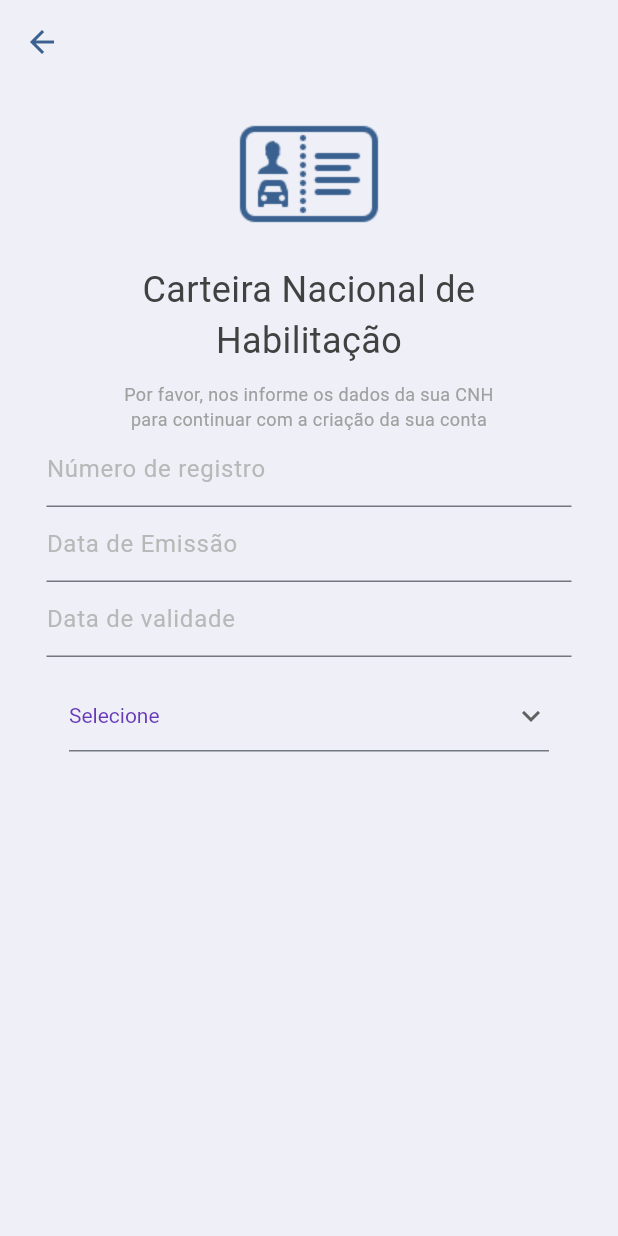
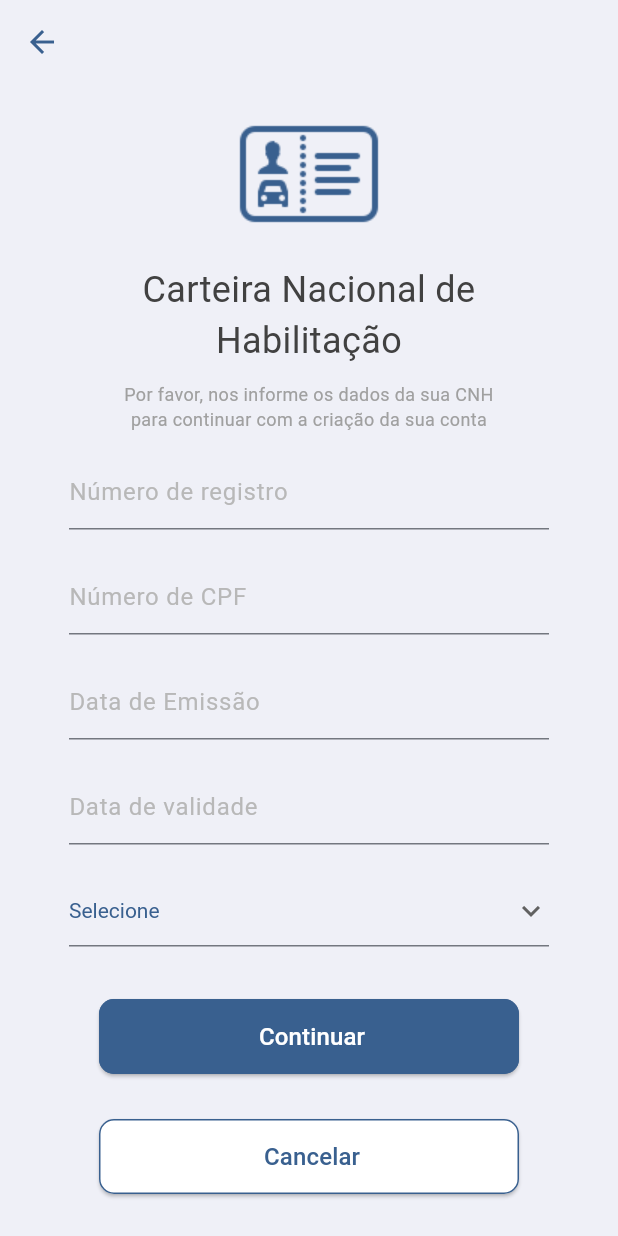
Before and after one commit to jady-lima/LevaEu, a Flutter app: the RegistrationCNH screen opened directly, on a phone screen of 412 x 824 dp. Run offline on Flutter 3.47's test engine with Material 3 defaults, Android fonts, the light colour scheme and no system bars.

Commit message:
Registro CNH
Tela de cadastro dos dado da CNH

```diff
--- a/levaeu_mobile/lib/screens/registrationCNH.dart
+++ b/levaeu_mobile/lib/screens/registrationCNH.dart
@@ -1,5 +1,8 @@
 import 'package:flutter/material.dart';
+import 'package:levaeu_mobile/screens/registrationCar.dart';
+import 'package:levaeu_mobile/screens/start_login.dart';
 import 'package:levaeu_mobile/utils/drop_down_menu.dart';
+import 'package:levaeu_mobile/utils/elevated_buttons.dart';
 import 'package:levaeu_mobile/utils/text_fields_forms.dart';
 import 'package:levaeu_mobile/utils/titles_screens.dart';
 
@@ -13,7 +16,9 @@ class _RegistrationCNHState extends State<RegistrationCNH> {
   final dataEmissaoController = TextEditingController();
   final dataValidadeController = TextEditingController();
   final categoriaController = TextEditingController();
-  String dropdownValue = categoriaList.first;
+  final cpfController = TextEditingController();
+
+  final _formKeyRegistration = GlobalKey<FormState>();
 
   @override
   Widget build(BuildContext context) {
@@ -52,34 +57,74 @@ class _RegistrationCNHState extends State<RegistrationCNH> {
                 child: TitlesScreens.buildSecondaryTitle("Por favor, nos informe os dados da sua CNH para continuar com a criação da sua conta")
               ),
 
-              Container(
-                constraints: const BoxConstraints(maxWidth: 350),
-                child: TextFieldsForms.buildTextFormField("Número de registro", TextInputType.number, registroController, false, ValidationType.notEmpty, TextFieldsForms.saveFormFieldValue),
-              ),
+              Form(
+                key: _formKeyRegistration,
+                child: Column(
+                  crossAxisAlignment: CrossAxisAlignment.center,
+                  children: <Widget> [
 
                     Container(
-                constraints: const BoxConstraints(maxWidth: 350),
-                child: TextFieldsForms.buildTextFormField("Data de Emissão", TextInputType.datetime, dataEmissaoController, false, ValidationType.notEmpty, TextFieldsForms.saveFormFieldValue),
-              ),
-
-              Container(
-                constraints: const BoxConstraints(maxWidth: 350),
-                child: TextFieldsForms.buildTextFormField("Data de validade", TextInputType.datetime, dataValidadeController, false, ValidationType.notEmpty, TextFieldsForms.saveFormFieldValue),
+                      padding: const EdgeInsets.only(top: 15, bottom: 5),
+                      constraints: const BoxConstraints(maxWidth: 320),
+                      child: TextFieldsForms.buildTextFormField("Número de registro", TextInputType.number, registroController, false, ValidationType.registro, TextFieldsForms.saveFormFieldValue),
                     ),
 
                     Container(
                       padding: const EdgeInsets.only(top: 15, bottom: 5),
                       constraints: const BoxConstraints(maxWidth: 320),
-                child: DropDownMenus.buildDropDownButton(dropdownValue,
+                      child: TextFieldsForms.buildTextFormField("Número de CPF", TextInputType.number, cpfController, false, ValidationType.cpf, TextFieldsForms.saveFormFieldValue),
+                    ),
+
+                    Container(
+                      padding: const EdgeInsets.only(top: 15, bottom: 5),
+                      constraints: const BoxConstraints(maxWidth: 320),
+                      child: TextFieldsForms.buildTextFormField("Data de Emissão", TextInputType.datetime, dataEmissaoController, false, ValidationType.data, TextFieldsForms.saveFormFieldValue),
+                    ),
+
+                    Container(
+                      padding: const EdgeInsets.only(top: 15, bottom: 5),
+                      constraints: const BoxConstraints(maxWidth: 320),
+                      child: TextFieldsForms.buildTextFormField("Data de validade", TextInputType.datetime, dataValidadeController, false, ValidationType.data, TextFieldsForms.saveFormFieldValue),
+                    ),
+
+                    Container(
+                      padding: const EdgeInsets.only(top: 15, bottom: 5),
+                      constraints: const BoxConstraints(maxWidth: 320),
+                      child: DropDownMenus.buildDropDownButton(categoryList.first,
                         (String? value) {
                           setState(() {
-                      dropdownValue = value!;
+                            categoryList.first = value!;
                           });
-                  },
+                        }, ListType.categoryList,
                       ),
                     ),
 
+                    Container(
+                      constraints: const BoxConstraints(maxWidth: 300),
+                      padding: const EdgeInsets.all(10),
+                      margin: const EdgeInsets.only(top: 20),
+                      alignment: Alignment.center,
+                      child: ElevatedButtonsForms.buildElevatedButton(
+                        const Color.fromRGBO(57, 96, 143, 1.0),
+                        const Color.fromRGBO(255, 255, 255, 1),
+                        const Color.fromRGBO(57, 96, 143, 1.0),
+                        320, 50, "Continuar", context, RegistrationCar(),
+                        _formKeyRegistration)
+                    ),
 
+                    //Container/ElevatedButton: Cancelar
+                    Container(
+                      constraints: const BoxConstraints(maxWidth: 300, minWidth: 250),
+                      padding: const EdgeInsets.all(10),
+                      margin: const EdgeInsets.all(10),
+                      alignment: Alignment.center,
+                      child: ElevatedButtonsForms.buildElevatedButton(Colors.white, const Color.fromRGBO(57, 96, 143, 1.0), const Color.fromRGBO(57, 96, 143, 1.0), 320, 50,"Cancelar", context, Startlogin(), null)
+                    ),
+
+
+                  ],
+                ),
+              )
             ],
           )
         ],
--- a/levaeu_mobile/lib/utils/drop_down_menu.dart
+++ b/levaeu_mobile/lib/utils/drop_down_menu.dart
@@ -1,18 +1,38 @@
-import "package:flutter/material.dart";
+import 'package:flutter/material.dart';
 
-const List<String> genderList = <String>['','Feminino', 'Masculino', 'Prefiro não informar'];
-const List<String> categoriaList = <String>['','A', 'B', 'C', 'D', 'E'];
+enum ListType {
+  genderList,
+  categoryList
+}
 
-class DropDownMenus{
+List<String> categoryList = ['', 'A', 'B', 'C', 'D', 'E'];
+List<String> genderList = ['','Feminino', 'Masculino', 'Prefiro não informar'];
 
-  static Widget buildDropDownButton(String dropdownValue, ValueChanged<String?> onChanged,) {
+class DropDownMenus {
 
-    List<String> selectedList = categoriaList.indexOf == 'feminino' ? genderList : categoriaList;
+  static Widget buildDropDownButton(String dropdownValue, ValueChanged<String?> onChanged, ListType listType) {
+    List<String> itemList;
+
+    switch(listType) {
+      case ListType.categoryList:
+        itemList = categoryList;
+        break;
+      case ListType.genderList:
+        itemList = genderList;
+        break;
+    }
+
+    if (!itemList.contains(dropdownValue)) {
+      dropdownValue = itemList.first;
+    }
+
+    itemList = itemList.toSet().toList();
+
     return DropdownButtonFormField<String>(
       value: dropdownValue,
       icon: const Icon(Icons.keyboard_arrow_down),
       elevation: 16,
-      style: const TextStyle(color: Colors.deepPurple),
+      style: const TextStyle(color: Color.fromRGBO(57, 96, 143, 1.0)),
       validator: (value) {
         if (value == null || value.isEmpty) {
           return 'Por favor, selecione uma opção';
@@ -20,7 +40,7 @@ class DropDownMenus{
         return null;
       },
       onChanged: onChanged,
-      items: genderList.map<DropdownMenuItem<String>>((String value) {
+      items: itemList.map<DropdownMenuItem<String>>((String value) {
         return DropdownMenuItem<String>(
           value: value,
           child: Text(value.isNotEmpty ? value : 'Selecione'),
--- a/levaeu_mobile/lib/utils/text_fields_forms.dart
+++ b/levaeu_mobile/lib/utils/text_fields_forms.dart
@@ -9,6 +9,9 @@ enum ValidationType {
   zipcode,
   address,
   emailOrPhone,
+  registro,
+  cpf,
+  data,
 }
 
 class TextFieldsForms {
@@ -41,6 +44,15 @@ class TextFieldsForms {
       case ValidationType.emailOrPhone:
         validator = validateEmailOrPhone;
         break;
+      case ValidationType.registro:
+        validator = validateCNH;
+        break;
+      case ValidationType.cpf:
+        validator = validateCPF;
+        break;
+      case ValidationType.data:
+        validator = validateDate;
+        break;
     }
 
     return TextFormField (
@@ -70,6 +82,31 @@ class TextFieldsForms {
     return null;
   }
 
+  static String? validateCPF(String? value){
+    final RegExp cpfRegex = RegExp(r'^(\d{3}\.\d{3}\.\d{3}-\d{2}|\d{11})$');
+
+    if (value == null || value.isEmpty) {
+      return 'Por favor, preencha o CPF.';
+    }
+    if (!cpfRegex.hasMatch(value)) {
+      return 'Por favor, insira um CPF válido.';
+    }
+    return null;
+  }
+
+  static String? validateCNH(String? value) {
+    final RegExp nchRegex = RegExp(r'^\d{11}$');
+    if (value == null || value.isEmpty) {
+      return 'Por favor, preencha o registro da CNH.';
+    }
+
+    if (!nchRegex.hasMatch(value)) {
+      return 'Por favor, insira um registro válido.';
+    }
+
+    return null;
+}
+
   static String? validateName(String? value) {
     final nameRegex = RegExp(r'^(?! )[a-z A-Z]{3,}$');
     if (value == null || value.isEmpty) {
@@ -84,10 +121,21 @@ class TextFieldsForms {
   static String? validateAddress(String? value){
     final addressRegex = RegExp(r'^[a-zA-ZÀ-ú 0-9]+(?: [a-zA-ZÀ-ú]+)*$');
     if (value == null || value.isEmpty) {
-      return 'Por favor, insira seu nome.';
+      return 'Por favor, insira seu endereço.';
     }
     if (!addressRegex.hasMatch(value)) {
-      return 'Por favor, insira um nome válido.';
+      return 'Por favor, insira um endereço válido.';
+    }
+    return null;
+  }
+
+  static String? validateDate(String? value){
+    final RegExp dateRegex = RegExp(r'^(0?[1-9]|[12][0-9]|3[01])/(0?[1-9]|1[0-2])/\d{4}$');
+    if (value == null || value.isEmpty) {
+      return 'Por favor, insira a data.';
+    }
+    if (!dateRegex.hasMatch(value)) {
+      return 'Por favor, insira uma data válida.';
     }
     return null;
   }
@@ -116,13 +164,13 @@ class TextFieldsForms {
   }
 
   static String? validatePhone(String? value) {
-    final phoneRegex = RegExp(r'^[0-9]{2} [0-9]{5}-[0-9]{4}$');
+    final phoneRegex = RegExp(r'^\([1-9]{2}\) 9?[0-9]{4}-[0-9]{4}$');
     if (value == null || value.isEmpty) {
       return 'Por favor, insira seu número de telefone';
     }
 
     if (!phoneRegex.hasMatch(value)) {
-      return 'Por favor, insira um telefone no formato: xx 9xxxx-xxxx.';
+      return 'Por favor, insira um telefone válido.';
     }
 
     return null;
```
Also changed, not shown: levaeu_mobile/lib/screens/registration.dart (+3 -5 lines), levaeu_mobile/lib/screens/registrationCar.dart (added, +26 -0 lines). Lines whose indentation alone changed are shown as unchanged.
